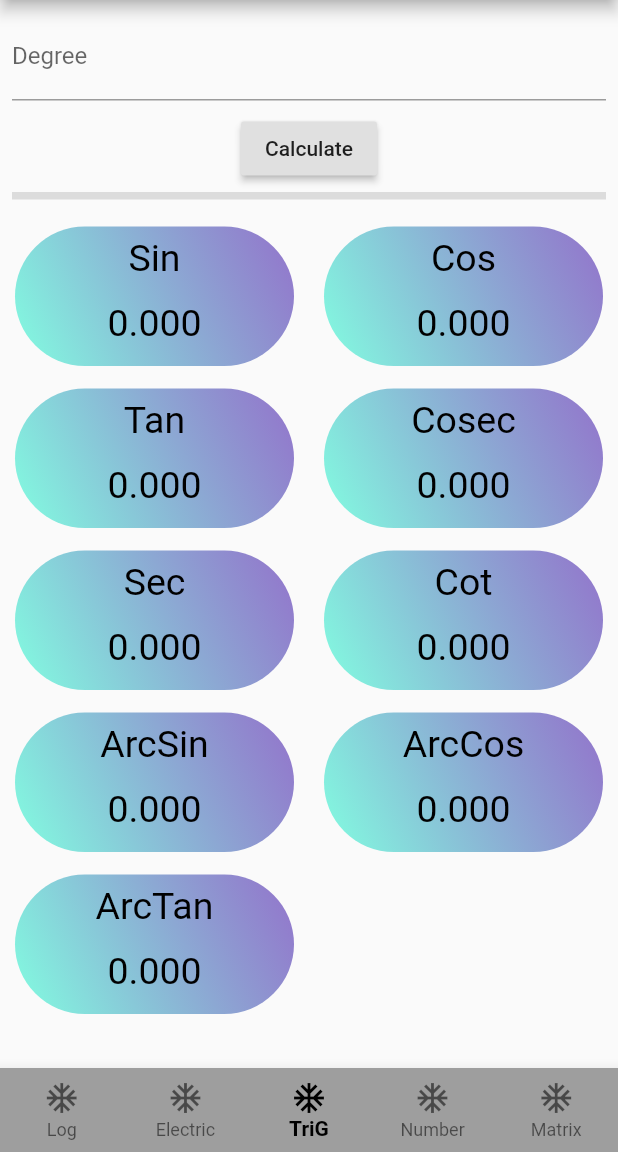
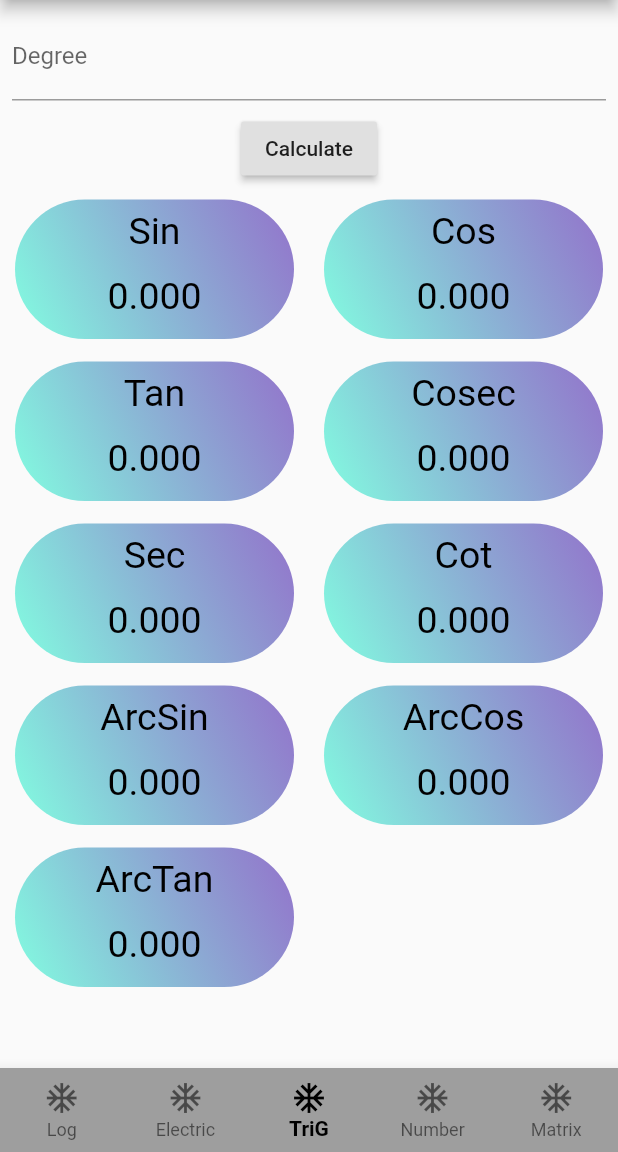
Before and after one commit to AstroEngineeer/5_in_1_Converter_App, a Flutter app: the screen it shows after launch, item 3 of the bottom bar chosen, on a phone screen of 412 x 824 dp, the part 84-1236 px from its top. Run offline on Flutter 3.47's test engine with Material 2 defaults, Android fonts, the phone set to English and light mode, and no system bars.

Commit message:
bug fixes

```diff
--- a/lib/screens/trigonometry_calculator.dart
+++ b/lib/screens/trigonometry_calculator.dart
@@ -76,13 +76,6 @@ class _TrigonometryCalculatorState extends State<TrigonometryCalculator> {
           onPressed: calculate,
           child: Text("Calculate"),
         ),
-        Padding(
-          padding: const EdgeInsets.all(8.0),
-          child: Divider(
-            height: 2,
-            thickness: 5,
-          ),
-        ),
         CustomGridView(map),
       ],
     );
```
Also changed, not shown: lib/screens/matrix_calculator.dart (+5 -5 lines).
